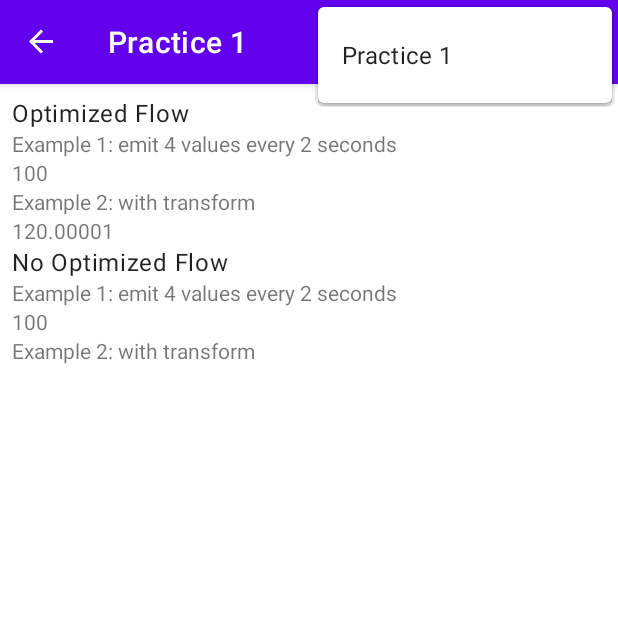
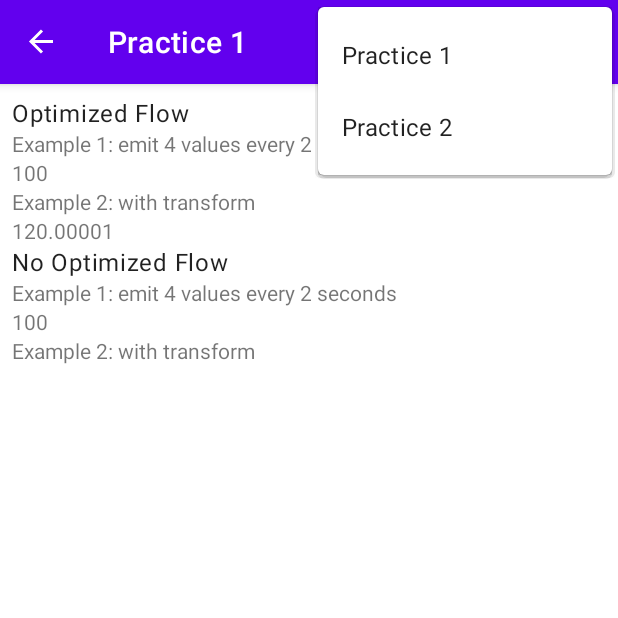
Before and after one commit to jposes22/open_weather_android, an Android app built with Jetpack Compose: the Practice1Fragment screen opened through its navigation route, with the options menu open, on a phone screen of 412 x 824 dp, the top half of it. Run offline under Robolectric (Android 15) with nearby library versions, the phone set to English and light mode, and no system bars; our stand-ins replace Dagger/Hilt's generated code, Room's generated code, navigation-ui.

Commit message:
Add new exercices

```diff
--- a/app/src/main/res/menu/menu_main.xml
+++ b/app/src/main/res/menu/menu_main.xml
@@ -3,8 +3,14 @@
     xmlns:tools="http://schemas.android.com/tools"
     tools:context="com.test.ui.main.MainActivity">
     <item
-        android:id="@+id/action_settings"
+        android:id="@+id/action_menu_practice_1"
         android:orderInCategory="100"
         android:title="Practice 1"
         app:showAsAction="never" />
+
+    <item
+        android:id="@+id/action_menu_practice_2"
+        android:orderInCategory="100"
+        android:title="Practice 2"
+        app:showAsAction="never" />
 </menu>
--- a/app/src/main/res/navigation/nav_graph.xml
+++ b/app/src/main/res/navigation/nav_graph.xml
@@ -20,6 +20,10 @@
         <action
             android:id="@+id/action_Navigate_to_PracticeFragment"
             app:destination="@id/PracticeFragment" />
+
+        <action
+            android:id="@+id/action_Navigate_to_PracticeFragment2"
+            app:destination="@id/Practice2Fragment" />
     </fragment>
 
     <fragment
@@ -34,6 +38,9 @@
         <action
             android:id="@+id/action_Navigate_to_PracticeFragment"
             app:destination="@id/PracticeFragment" />
+        <action
+            android:id="@+id/action_Navigate_to_PracticeFragment2"
+            app:destination="@id/Practice2Fragment" />
     </fragment>
 
     <fragment
@@ -44,6 +51,10 @@
         <action
             android:id="@+id/action_Navigate_to_PracticeFragment"
             app:destination="@id/PracticeFragment" />
+        <action
+            android:id="@+id/action_Navigate_to_PracticeFragment2"
+            app:destination="@id/Practice2Fragment" />
+
     </fragment>
 
     <fragment
@@ -52,4 +63,12 @@
         android:label="Practice 1"
         tools:layout="@layout/fragment_practice1">
     </fragment>
+
+
+    <fragment
+        android:id="@+id/Practice2Fragment"
+        android:name="com.test.ui.practice2.Practice2Fragment"
+        android:label="Practice 2"
+        tools:layout="@layout/fragment_practice2">
+    </fragment>
 </navigation>
```
Also changed, not shown: app/src/main/java/com/test/ui/main/MainActivity.kt (+6 -1 lines), app/src/main/java/com/test/ui/practice1/Practice1Fragment.kt (+1 -1 lines), app/src/main/java/com/test/ui/practice1/Practice1ViewModel.kt (renamed from app/src/main/java/com/test/ui/practice1/PracticeViewModel.kt, +1 -1 lines), app/src/main/java/com/test/ui/practice2/Practice2Fragment.kt (added, +46 -0 lines), app/src/main/java/com/test/ui/practice2/Practice2ViewModel.kt (added, +21 -0 lines), app/src/main/res/layout/fragment_practice2.xml (added, +68 -0 lines).
